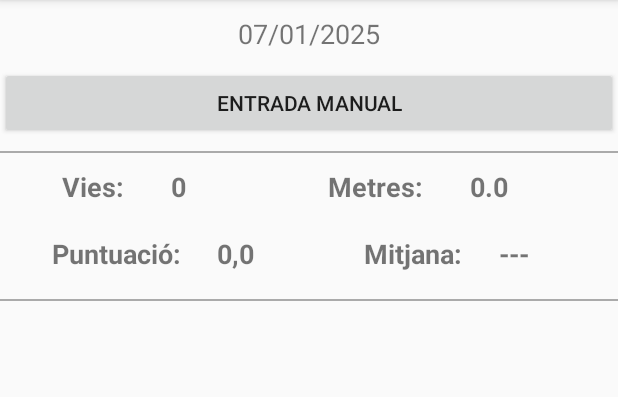
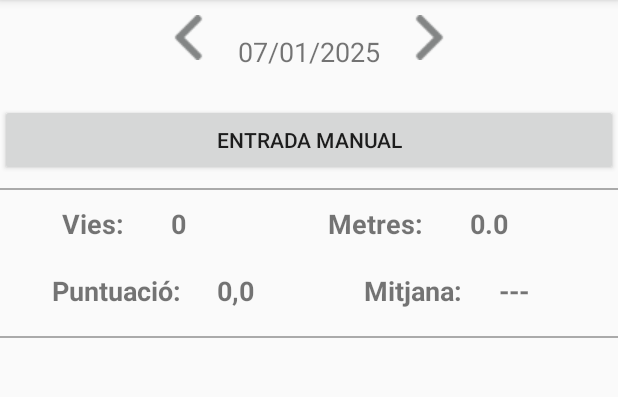
Before and after one commit to xmorera-joviat/ClimbingTrainingApp, an Android app: the screen it shows after launch (MainActivity), on a phone screen of 412 x 824 dp, the part 84-481 px from its top. Run offline under Robolectric (Android 15) with nearby library versions, the phone set to English and light mode, and no system bars; 20 statements that could not run were skipped.

Commit message:
versió 0.3.1 * botons per avançar/retrocedir 1 dia ---
per fer:
* mostrar vies, metres, mitjana de grau i puntuació de resultats
* mostrar resultats en un gràfic
* Expotra/Importar
* tancar sessió

* possibilitat de gravar vídeos

```diff
--- a/app/src/main/java/com/xmorera/climbingtrainingapp/MainActivity.java
+++ b/app/src/main/java/com/xmorera/climbingtrainingapp/MainActivity.java
@@ -42,6 +42,7 @@ import java.util.List;
 public class MainActivity extends AppCompatActivity  {
     LinearLayout dadesManualsLayout;
     TextView dateTextView, dificultatTextView; //mostrar la data i mostrar la via seleccionada
+    Button diaAnterior, diaPosterior;
     Calendar calendar = Calendar.getInstance();
     SimpleDateFormat dateFormat = new SimpleDateFormat("dd/MM/yyyy");
     Button btnIV, btnV, btnVPlus;
@@ -102,6 +103,24 @@ public class MainActivity extends AppCompatActivity  {
             @Override
             public void onClick(View v) {
                 showDatePicker();
+            }
+        });
+        diaAnterior = findViewById(R.id.diaAnterior);
+        diaAnterior.setOnClickListener(new View.OnClickListener() {
+            @Override
+            public void onClick(View view) {
+                calendar.add(Calendar.DAY_OF_MONTH, -1);
+                updateDateTextView();
+                loadDayData();
+            }
+        });
+        diaPosterior = findViewById(R.id.diaPosterior);
+        diaPosterior.setOnClickListener(new View.OnClickListener() {
+            @Override
+            public void onClick(View view) {
+                calendar.add(Calendar.DAY_OF_MONTH, 1);
+                updateDateTextView();
+                loadDayData();
             }
         });
 
--- a/app/src/main/res/layout/activity_main.xml
+++ b/app/src/main/res/layout/activity_main.xml
@@ -16,12 +16,50 @@
             android:gravity="center"
             android:orientation="vertical">
 
-            <TextView
-                android:id="@+id/dateTextView"
-                android:layout_width="wrap_content"
+            <LinearLayout
+                android:layout_width="match_parent"
                 android:layout_height="wrap_content"
-                android:text=""
-                android:textSize="18sp" />
+                android:orientation="horizontal"
+                android:gravity="center">
+
+                <Button
+                    android:id="@+id/diaAnterior"
+                    android:layout_width="wrap_content"
+                    android:layout_height="wrap_content"
+                    android:background="@null"
+                    android:drawableTop="@drawable/left_arrow"
+                    android:contentDescription="Dia anterior"
+                    android:gravity="center"
+                    android:minWidth="15dp"
+                    android:minHeight="15dp"
+                    android:layout_marginEnd="18dp"
+                    android:layout_gravity="center_vertical"
+                    />
+
+                <TextView
+                    android:id="@+id/dateTextView"
+                    android:layout_width="wrap_content"
+                    android:layout_height="wrap_content"
+                    android:text=""
+                    android:textSize="18sp"
+                    android:gravity="center"
+                    android:layout_gravity="center_vertical"/>
+
+                <Button
+                    android:id="@+id/diaPosterior"
+                    android:layout_width="wrap_content"
+                    android:layout_height="wrap_content"
+                    android:background="@null"
+                    android:drawableTop="@drawable/right_arrow"
+                    android:contentDescription="Dia posterior"
+                    android:gravity="center"
+                    android:minWidth="25dp"
+                    android:minHeight="25dp"
+                    android:layout_marginStart="18dp"
+                    android:layout_gravity="center_vertical"
+                    />
+
+            </LinearLayout>
 
             <TextView
                 android:id="@+id/dificultatTextView"
```
Also changed, not shown: app/src/main/res/drawable/left_arrow.png (added), app/src/main/res/drawable/right_arrow.png (added).
